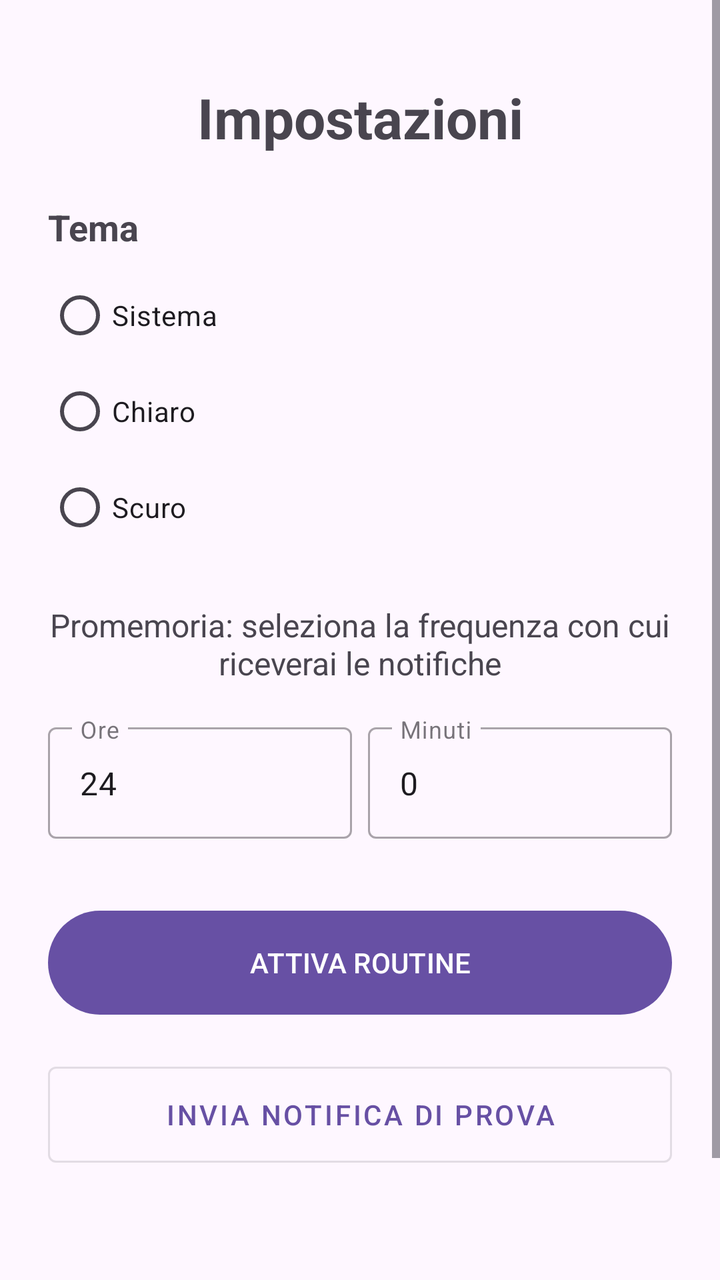
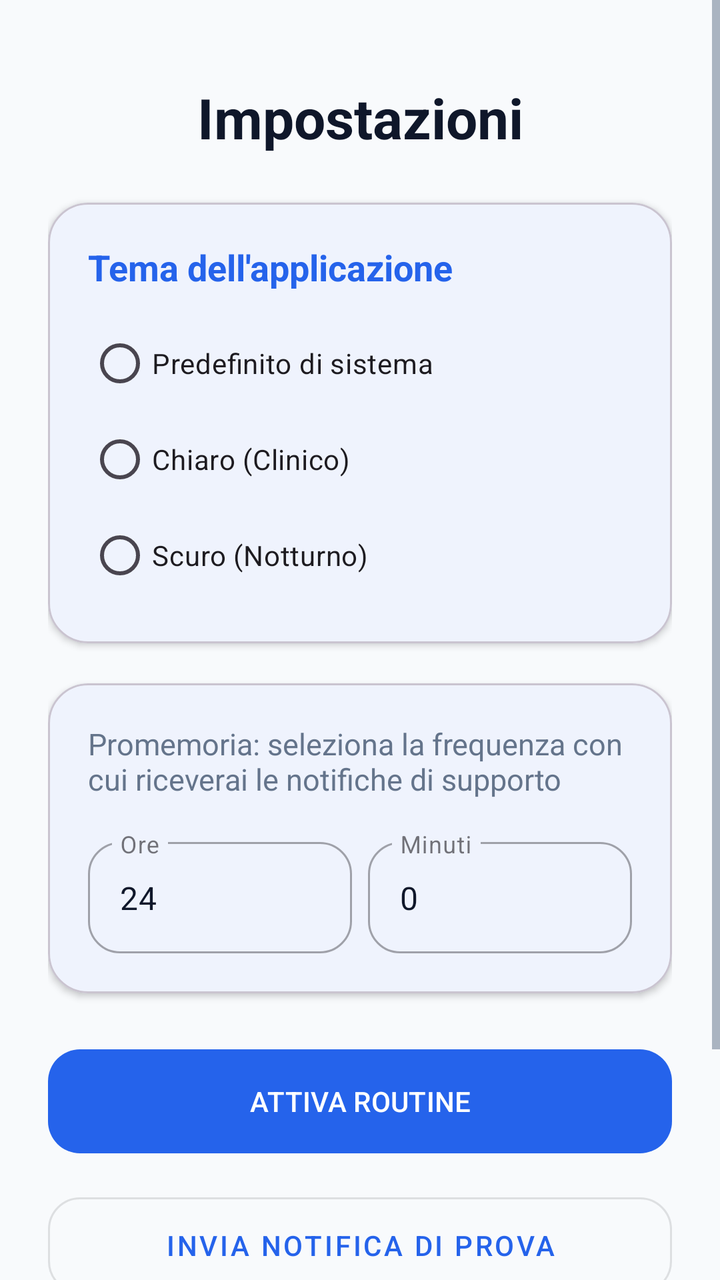

Two renders of the same Android screen: before a commit and after it. Below are the layout's source before the change and the commit's diff.
<!-- AndroidManifest.xml: application theme Theme.SmokeShield -->
<!-- res/layout/fragment_settings.xml -->
<?xml version="1.0" encoding="utf-8"?>
<layout xmlns:android="http://schemas.android.com/apk/res/android"
    xmlns:app="http://schemas.android.com/apk/res-auto"
    xmlns:tools="http://schemas.android.com/tools">

    <ScrollView
        android:layout_width="match_parent"
        android:layout_height="match_parent"
        android:fillViewport="true">

        <androidx.constraintlayout.widget.ConstraintLayout
            android:layout_width="match_parent"
            android:layout_height="wrap_content"
            android:padding="24dp"
            tools:context=".SettingsFragment">

            <TextView
                android:id="@+id/tv_settings_title"
                android:layout_width="wrap_content"
                android:layout_height="wrap_content"
                android:layout_marginTop="16dp"
                android:text="Impostazioni"
                android:textSize="28sp"
                android:textStyle="bold"
                app:layout_constraintEnd_toEndOf="parent"
                app:layout_constraintStart_toStartOf="parent"
                app:layout_constraintTop_toTopOf="parent" />


            <TextView
                android:id="@+id/tv_theme_title"
                android:layout_width="wrap_content"
                android:layout_height="wrap_content"
                android:layout_marginTop="24dp"
                android:text="Tema"
                android:textSize="18sp"
                android:textStyle="bold"
                app:layout_constraintStart_toStartOf="parent"
                app:layout_constraintTop_toBottomOf="@id/tv_settings_title" />

            <RadioGroup
                android:id="@+id/rg_theme"
                android:layout_width="match_parent"
                android:layout_height="wrap_content"
                android:layout_marginTop="8dp"
                app:layout_constraintTop_toBottomOf="@id/tv_theme_title">
                <RadioButton android:id="@+id/rb_system" android:layout_width="match_parent" android:layout_height="wrap_content" android:text="Sistema" />
                <RadioButton android:id="@+id/rb_light" android:layout_width="match_parent" android:layout_height="wrap_content" android:text="Chiaro" />
                <RadioButton android:id="@+id/rb_dark" android:layout_width="match_parent" android:layout_height="wrap_content" android:text="Scuro" />
            </RadioGroup>


            <TextView
                android:id="@+id/tv_settings_desc"
                android:layout_width="0dp"
                android:layout_height="wrap_content"
                android:layout_marginTop="24dp"
                android:text="Promemoria: seleziona la frequenza con cui riceverai le notifiche"
                android:textAlignment="center"
                android:textSize="16sp"
                app:layout_constraintEnd_toEndOf="parent"
                app:layout_constraintStart_toStartOf="parent"
                app:layout_constraintTop_toBottomOf="@id/rg_theme" />

            <LinearLayout
                android:id="@+id/ll_time_inputs"
                android:layout_width="match_parent"
                android:layout_height="wrap_content"
                android:layout_marginTop="16dp"
                android:orientation="horizontal"
                android:weightSum="2"
                app:layout_constraintTop_toBottomOf="@id/tv_settings_desc">
                <com.google.android.material.textfield.TextInputLayout
                    style="@style/Widget.MaterialComponents.TextInputLayout.OutlinedBox"
                    android:layout_width="0dp"
                    android:layout_height="wrap_content"
                    android:layout_marginEnd="8dp"
                    android:layout_weight="1"
                    android:hint="Ore">
                    <com.google.android.material.textfield.TextInputEditText
                        android:id="@+id/et_hours"
                        android:layout_width="match_parent"
                        android:layout_height="wrap_content"
                        android:inputType="number"
                        android:text="24" />
                </com.google.android.material.textfield.TextInputLayout>
                <com.google.android.material.textfield.TextInputLayout
                    style="@style/Widget.MaterialComponents.TextInputLayout.OutlinedBox"
                    android:layout_width="0dp"
                    android:layout_height="wrap_content"
                    android:layout_weight="1"
                    android:hint="Minuti">
                    <com.google.android.material.textfield.TextInputEditText
                        android:id="@+id/et_minutes"
                        android:layout_width="match_parent"
                        android:layout_height="wrap_content"
                        android:inputType="number"
                        android:text="0" />
                </com.google.android.material.textfield.TextInputLayout>
            </LinearLayout>

            <Button
                android:id="@+id/btn_schedule"
                android:layout_width="match_parent"
                android:layout_height="60dp"
                android:layout_marginTop="32dp"
                android:text="ATTIVA ROUTINE"
                app:layout_constraintTop_toBottomOf="@id/ll_time_inputs" />

            <Button
                android:id="@+id/btn_test_now"
                style="@style/Widget.MaterialComponents.Button.OutlinedButton"
                android:layout_width="match_parent"
                android:layout_height="60dp"
                android:layout_marginTop="16dp"
                android:text="INVIA NOTIFICA DI PROVA"
                app:layout_constraintTop_toBottomOf="@id/btn_schedule" />

            <Button
                android:id="@+id/btn_delete_account"
                style="@style/Widget.MaterialComponents.Button.TextButton"
                android:layout_width="match_parent"
                android:layout_height="wrap_content"
                android:layout_marginTop="48dp"
                android:text="Elimina Account"
                android:textColor="#D32F2F"
                app:layout_constraintBottom_toBottomOf="parent"
                app:layout_constraintTop_toBottomOf="@id/btn_test_now"
                app:layout_constraintVertical_bias="1.0" />

        </androidx.constraintlayout.widget.ConstraintLayout>
    </ScrollView>
</layout>
<!-- resources referenced by this layout -->
<resources>
  <style name="Theme.SmokeShield" parent="Base.Theme.SmokeShield" />
  <style name="Base.Theme.SmokeShield" parent="Theme.Material3.DayNight.NoActionBar">
          <item name="android:windowLayoutInDisplayCutoutMode" tools:targetApi="p">shortEdges</item>
          <item name="android:statusBarColor">?android:attr/colorBackground</item>
          <item name="android:navigationBarColor">?android:attr/colorBackground</item>
      </style>
</resources>

<!-- the commit's change to res/layout/fragment_settings.xml (unified diff, before → after) -->
@@ -6,6 +6,7 @@
     <ScrollView
         android:layout_width="match_parent"
         android:layout_height="match_parent"
+        android:background="?android:attr/colorBackground"
         android:fillViewport="true">
 
         <androidx.constraintlayout.widget.ConstraintLayout
@@ -22,98 +23,142 @@
                 android:text="Impostazioni"
                 android:textSize="28sp"
                 android:textStyle="bold"
+                android:textColor="?android:attr/textColorPrimary"
                 app:layout_constraintEnd_toEndOf="parent"
                 app:layout_constraintStart_toStartOf="parent"
                 app:layout_constraintTop_toTopOf="parent" />
 
-
-            <TextView
-                android:id="@+id/tv_theme_title"
-                android:layout_width="wrap_content"
+            
+            <com.google.android.material.card.MaterialCardView
+                android:id="@+id/card_theme"
+                android:layout_width="match_parent"
                 android:layout_height="wrap_content"
                 android:layout_marginTop="24dp"
-                android:text="Tema"
-                android:textSize="18sp"
-                android:textStyle="bold"
+                app:cardCornerRadius="20dp"
+                app:cardElevation="2dp"
+                app:cardBackgroundColor="?attr/colorSurface"
+                app:layout_constraintTop_toBottomOf="@id/tv_settings_title"
                 app:layout_constraintStart_toStartOf="parent"
-                app:layout_constraintTop_toBottomOf="@id/tv_settings_title" />
+                app:layout_constraintEnd_toEndOf="parent">
 
-            <RadioGroup
-                android:id="@+id/rg_theme"
+                <LinearLayout
+                    android:layout_width="match_parent"
+                    android:layout_height="wrap_content"
+                    android:orientation="vertical"
+                    android:padding="20dp">
+
+                    <TextView
+                        android:id="@+id/tv_theme_title"
+                        android:layout_width="wrap_content"
+                        android:layout_height="wrap_content"
+                        android:text="Tema dell'applicazione"
+                        android:textSize="18sp"
+                        android:textStyle="bold"
+                        android:textColor="?attr/colorPrimary" />
+
+                    <RadioGroup
+                        android:id="@+id/rg_theme"
+                        android:layout_width="match_parent"
+                        android:layout_height="wrap_content"
+                        android:layout_marginTop="12dp">
+                        <RadioButton android:id="@+id/rb_system" android:layout_width="match_parent" android:layout_height="wrap_content" android:text="Predefinito di sistema" />
+                        <RadioButton android:id="@+id/rb_light" android:layout_width="match_parent" android:layout_height="wrap_content" android:text="Chiaro (Clinico)" />
+                        <RadioButton android:id="@+id/rb_dark" android:layout_width="match_parent" android:layout_height="wrap_content" android:text="Scuro (Notturno)" />
+                    </RadioGroup>
+                </LinearLayout>
+            </com.google.android.material.card.MaterialCardView>
+
+            
+            <com.google.android.material.card.MaterialCardView
+                android:id="@+id/card_notifications"
                 android:layout_width="match_parent"
                 android:layout_height="wrap_content"
-                android:layout_marginTop="8dp"
-                app:layout_constraintTop_toBottomOf="@id/tv_theme_title">
-                <RadioButton android:id="@+id/rb_system" android:layout_width="match_parent" android:layout_height="wrap_content" android:text="Sistema" />
-                <RadioButton android:id="@+id/rb_light" android:layout_width="match_parent" android:layout_height="wrap_content" android:text="Chiaro" />
-                <RadioButton android:id="@+id/rb_dark" android:layout_width="match_parent" android:layout_height="wrap_content" android:text="Scuro" />
-            </RadioGroup>
+                android:layout_marginTop="20dp"
+                app:cardCornerRadius="20dp"
+                app:cardElevation="2dp"
+                app:cardBackgroundColor="?attr/colorSurface"
+                app:layout_constraintTop_toBottomOf="@id/card_theme"
+                app:layout_constraintStart_toStartOf="parent"
+                app:layout_constraintEnd_toEndOf="parent">
 
+                <LinearLayout
+                    android:layout_width="match_parent"
+                    android:layout_height="wrap_content"
+                    android:orientation="vertical"
+                    android:padding="20dp">
 
-            <TextView
-                android:id="@+id/tv_settings_desc"
-                android:layout_width="0dp"
-                android:layout_height="wrap_content"
-                android:layout_marginTop="24dp"
-                android:text="Promemoria: seleziona la frequenza con cui riceverai le notifiche"
-                android:textAlignment="center"
-                android:textSize="16sp"
-                app:layout_constraintEnd_toEndOf="parent"
-                app:layout_constraintStart_toStartOf="parent"
-                app:layout_constraintTop_toBottomOf="@id/rg_theme" />
-
-            <LinearLayout
-                android:id="@+id/ll_time_inputs"
-                android:layout_width="match_parent"
-                android:layout_height="wrap_content"
-                android:layout_marginTop="16dp"
-                android:orientation="horizontal"
-                android:weightSum="2"
-                app:layout_constraintTop_toBottomOf="@id/tv_settings_desc">
-                <com.google.android.material.textfield.TextInputLayout
-                    style="@style/Widget.MaterialComponents.TextInputLayout.OutlinedBox"
-                    android:layout_width="0dp"
-                    android:layout_height="wrap_content"
-                    android:layout_marginEnd="8dp"
-                    android:layout_weight="1"
-                    android:hint="Ore">
-                    <com.google.android.material.textfield.TextInputEditText
-                        android:id="@+id/et_hours"
+                    <TextView
+                        android:id="@+id/tv_settings_desc"
                         android:layout_width="match_parent"
                         android:layout_height="wrap_content"
-                        android:inputType="number"
-                        android:text="24" />
-                </com.google.android.material.textfield.TextInputLayout>
-                <com.google.android.material.textfield.TextInputLayout
-                    style="@style/Widget.MaterialComponents.TextInputLayout.OutlinedBox"
-                    android:layout_width="0dp"
-                    android:layout_height="wrap_content"
-                    android:layout_weight="1"
-                    android:hint="Minuti">
-                    <com.google.android.material.textfield.TextInputEditText
-                        android:id="@+id/et_minutes"
+                        android:text="Promemoria: seleziona la frequenza con cui riceverai le notifiche di supporto"
+                        android:textSize="15sp"
+                        android:textColor="?android:attr/textColorSecondary" />
+
+                    <LinearLayout
+                        android:id="@+id/ll_time_inputs"
                         android:layout_width="match_parent"
                         android:layout_height="wrap_content"
-                        android:inputType="number"
-                        android:text="0" />
-                </com.google.android.material.textfield.TextInputLayout>
-            </LinearLayout>
+                        android:layout_marginTop="16dp"
+                        android:orientation="horizontal"
+                        android:weightSum="2">
+                        <com.google.android.material.textfield.TextInputLayout
+                            style="@style/Widget.MaterialComponents.TextInputLayout.OutlinedBox"
+                            android:layout_width="0dp"
+                            android:layout_height="wrap_content"
+                            android:layout_marginEnd="8dp"
+                            android:layout_weight="1"
+                            app:boxCornerRadiusTopStart="16dp"
+                            app:boxCornerRadiusTopEnd="16dp"
+                            app:boxCornerRadiusBottomStart="16dp"
+                            app:boxCornerRadiusBottomEnd="16dp"
+                            android:hint="Ore">
+                            <com.google.android.material.textfield.TextInputEditText
+                                android:id="@+id/et_hours"
+                                android:layout_width="match_parent"
+                                android:layout_height="wrap_content"
+                                android:inputType="number"
+                                android:text="24" />
+                        </com.google.android.material.textfield.TextInputLayout>
+                        <com.google.android.material.textfield.TextInputLayout
+                            style="@style/Widget.MaterialComponents.TextInputLayout.OutlinedBox"
+                            android:layout_width="0dp"
+                            android:layout_height="wrap_content"
+                            android:layout_weight="1"
+                            app:boxCornerRadiusTopStart="16dp"
+                            app:boxCornerRadiusTopEnd="16dp"
+                            app:boxCornerRadiusBottomStart="16dp"
+                            app:boxCornerRadiusBottomEnd="16dp"
+                            android:hint="Minuti">
+                            <com.google.android.material.textfield.TextInputEditText
+                                android:id="@+id/et_minutes"
+                                android:layout_width="match_parent"
+                                android:layout_height="wrap_content"
+                                android:inputType="number"
+                                android:text="0" />
+                        </com.google.android.material.textfield.TextInputLayout>
+                    </LinearLayout>
+                </LinearLayout>
+            </com.google.android.material.card.MaterialCardView>
 
+            
             <Button
                 android:id="@+id/btn_schedule"
                 android:layout_width="match_parent"
                 android:layout_height="60dp"
-                android:layout_marginTop="32dp"
+                android:layout_marginTop="24dp"
                 android:text="ATTIVA ROUTINE"
-                app:layout_constraintTop_toBottomOf="@id/ll_time_inputs" />
+                app:cornerRadius="16dp"
+                app:layout_constraintTop_toBottomOf="@id/card_notifications" />
 
             <Button
                 android:id="@+id/btn_test_now"
                 style="@style/Widget.MaterialComponents.Button.OutlinedButton"
                 android:layout_width="match_parent"
                 android:layout_height="60dp"
-                android:layout_marginTop="16dp"
+                android:layout_marginTop="12dp"
                 android:text="INVIA NOTIFICA DI PROVA"
+                app:cornerRadius="16dp"
                 app:layout_constraintTop_toBottomOf="@id/btn_schedule" />
 
             <Button
@@ -121,9 +166,10 @@
                 style="@style/Widget.MaterialComponents.Button.TextButton"
                 android:layout_width="match_parent"
                 android:layout_height="wrap_content"
-                android:layout_marginTop="48dp"
+                android:layout_marginTop="32dp"
+                android:layout_marginBottom="24dp"
                 android:text="Elimina Account"
-                android:textColor="#D32F2F"
+                android:textColor="@color/colorSos"
                 app:layout_constraintBottom_toBottomOf="parent"
                 app:layout_constraintTop_toBottomOf="@id/btn_test_now"
                 app:layout_constraintVertical_bias="1.0" />
<!-- resource entries referenced after the edit -->
@@ -1,10 +1,51 @@
 <!-- resources referenced by this layout -->
 <resources>
+  <color name="colorSos">#EF4444</color>
   <style name="Theme.SmokeShield" parent="Base.Theme.SmokeShield" />
   <style name="Base.Theme.SmokeShield" parent="Theme.Material3.DayNight.NoActionBar">
+          
+          <item name="colorPrimary">@color/primaryColor</item>
+          <item name="colorOnPrimary">@color/white</item>
+          <item name="colorSecondary">@color/secondaryColor</item>
+          <item name="colorOnSecondary">@color/white</item>
+  
+          
           <item name="android:windowLayoutInDisplayCutoutMode" tools:targetApi="p">shortEdges</item>
-          <item name="android:statusBarColor">?android:attr/colorBackground</item>
-          <item name="android:navigationBarColor">?android:attr/colorBackground</item>
+          <item name="android:statusBarColor">@color/backgroundColor</item>
+          <item name="android:navigationBarColor">@color/backgroundColor</item>
+  
+          
+          <item name="android:colorBackground">@color/backgroundColor</item>
+          <item name="colorSurface">@color/surfaceColor</item>
+          <item name="colorError">@color/colorSos</item>
+  
+          
+          <item name="android:textColorPrimary">@color/textColor</item>
+          <item name="android:textColorSecondary">@color/textColorLight</item>
+  
+          
+          <item name="shapeAppearanceSmallComponent">@style/ShapeAppearance.SmokeShield.Small</item>
+          <item name="shapeAppearanceMediumComponent">@style/ShapeAppearance.SmokeShield.Medium</item>
+          <item name="shapeAppearanceLargeComponent">@style/ShapeAppearance.SmokeShield.Large</item>
+      </style>
+  <color name="primaryColor">#2563EB</color>
+  <color name="white">#FFFFFFFF</color>
+  <color name="secondaryColor">#F59E0B</color>
+  <color name="backgroundColor">#F8FAFC</color>
+  <color name="surfaceColor">#FFFFFF</color>
+  <color name="textColor">#0F172A</color>
+  <color name="textColorLight">#64748B</color>
+  <style name="ShapeAppearance.SmokeShield.Small" parent="ShapeAppearance.MaterialComponents.SmallComponent">
+          <item name="cornerFamily">rounded</item>
+          <item name="cornerSize">12dp</item>
+      </style>
+  <style name="ShapeAppearance.SmokeShield.Medium" parent="ShapeAppearance.MaterialComponents.MediumComponent">
+          <item name="cornerFamily">rounded</item>
+          <item name="cornerSize">20dp</item>
+      </style>
+  <style name="ShapeAppearance.SmokeShield.Large" parent="ShapeAppearance.MaterialComponents.LargeComponent">
+          <item name="cornerFamily">rounded</item>
+          <item name="cornerSize">28dp</item>
       </style>
 </resources>
 
